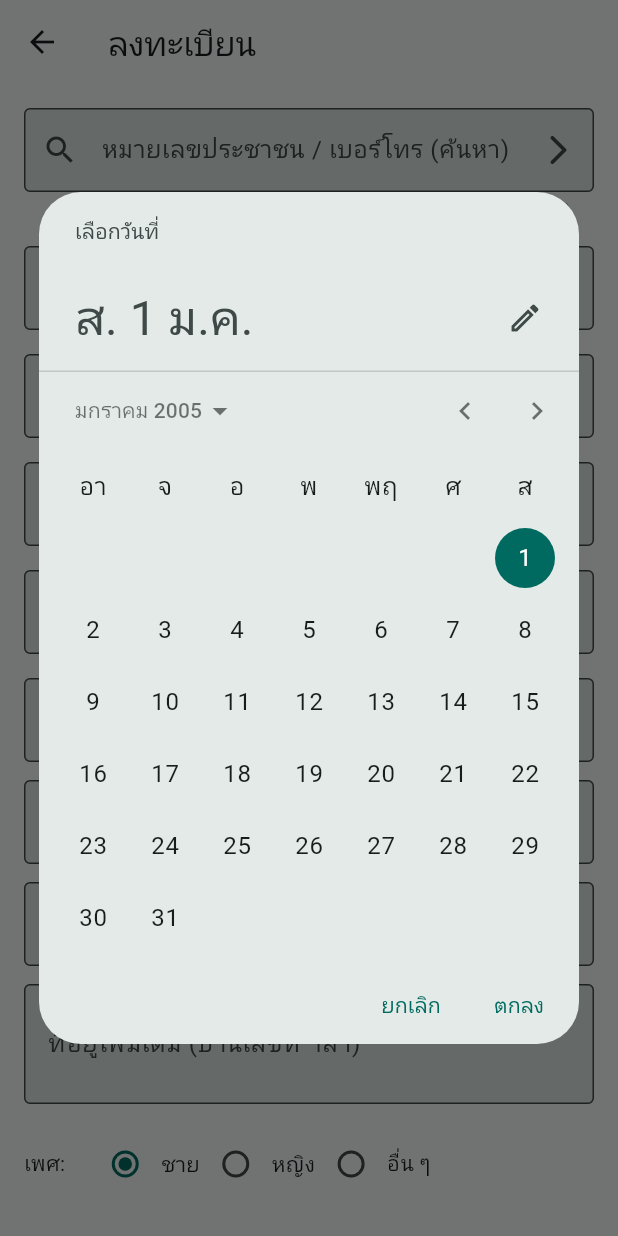
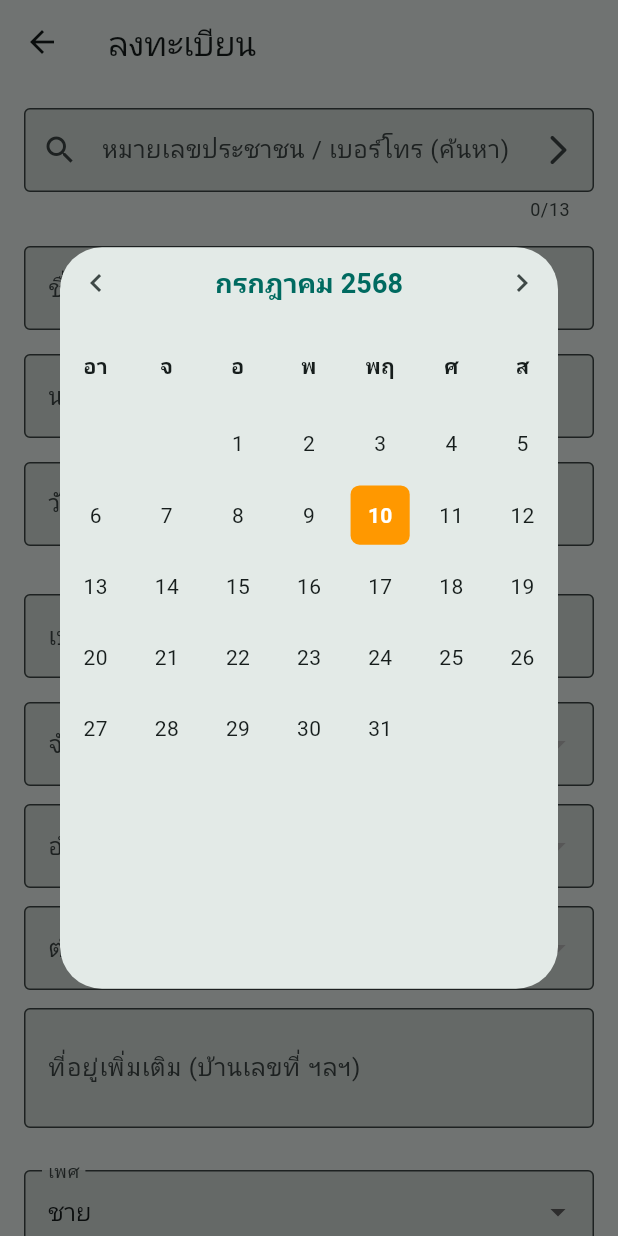
Before and after one commit to noraphat/Baan-petchbumpen-register, a Flutter app: the ManualForm screen opened directly, after a tap on "วันเดือนปีเกิด (พ.ศ.)", on a phone screen of 412 x 824 dp. Run offline on Flutter 3.47's test engine with Material 3 defaults, Android fonts, the phone set to English and light mode, and no system bars; our stand-ins replace sqflite; missing offline and left inert: mobile_scanner, sunmi_printer_plus, thai_idcard_reader_flutter; accounts and stored records are empty.

Commit message:
add new buddhist calendar

```diff
--- a/lib/screen/registration/capture_form.dart
+++ b/lib/screen/registration/capture_form.dart
@@ -1,6 +1,5 @@
 import 'package:flutter/material.dart';
 import 'package:flutter/services.dart';
-import 'dart:typed_data';
 import 'package:thai_idcard_reader_flutter/thai_idcard_reader_flutter.dart';
 import 'package:intl/intl.dart';
 
--- a/lib/screen/registration/manual_form.dart
+++ b/lib/screen/registration/manual_form.dart
@@ -4,6 +4,7 @@ import '../../models/reg_data.dart';
 import '../../services/db_helper.dart';
 import '../../services/printer_service.dart';
 import '../../services/address_service.dart';
+import '../../widgets/buddhist_calendar_picker.dart';
 
 class ManualForm extends StatefulWidget {
   const ManualForm({super.key});
@@ -23,10 +24,13 @@ class _ManualFormState extends State<ManualForm> {
   int? _selProvId, _selDistId, _selSubId;
 
   String _gender = 'ชาย';
+  final List<String> _genders = ['พระ', 'สามเณร', 'แม่ชี', 'ชาย', 'หญิง', 'อื่นๆ'];
   bool _found = false;
   bool _loaded = false;
   final _formKey = GlobalKey<FormState>();
   final _firstFocus = FocusNode();
+
+  DateTime? _selectedDob;
 
   @override
   void initState() {
@@ -50,6 +54,7 @@ class _ManualFormState extends State<ManualForm> {
         addrCtrl.clear();
         _gender = 'ชาย';
         _selProvId = _selDistId = _selSubId = null;
+        _selectedDob = null;
       });
       FocusScope.of(context).requestFocus(_firstFocus);
     } else {
@@ -59,6 +64,7 @@ class _ManualFormState extends State<ManualForm> {
         firstCtrl.text = old.first;
         lastCtrl.text = old.last;
         dobCtrl.text = old.dob;
+        _selectedDob = DateFormat('d MMMM yyyy', 'th_TH').parse(old.dob.replaceAll(RegExp(r'[\u0E00-\u0E7F\s]+'), ''));
         phoneCtrl.text = old.phone;
 
         final prov = AddressService().provinces.firstWhere(
@@ -110,10 +116,42 @@ class _ManualFormState extends State<ManualForm> {
               const SizedBox(height: 16),
               _buildField(label: 'ชื่อ', controller: firstCtrl, enabled: !_found, mandatory: true, focus: _firstFocus),
               _buildField(label: 'นามสกุล', controller: lastCtrl, enabled: !_found, mandatory: true),
-              GestureDetector(
-                onTap: _found ? null : _pickDate,
-                child: AbsorbPointer(
-                  child: _buildField(label: 'วันเดือนปีเกิด (พ.ศ.)', controller: dobCtrl, enabled: !_found, mandatory: true),
+              Padding(
+                padding: const EdgeInsets.only(bottom: 16),
+                child: GestureDetector(
+                  onTap: _found
+                      ? null
+                      : () async {
+                          await showDialog(
+                            context: context,
+                            builder: (_) => Dialog(
+                              child: SizedBox(
+                                width: MediaQuery.of(context).size.width * 0.9,
+                                height: MediaQuery.of(context).size.height * 0.6,
+                                child: BuddhistCalendarPicker(
+                                  initialDate: _selectedDob,
+                                  onDateSelected: (date) {
+                                    setState(() {
+                                      _selectedDob = date;
+                                      dobCtrl.text = '${date.day} '
+                                        '${DateFormat.MMMM('th_TH').format(date)} '
+                                        '${date.year + 543}';
+                                    });
+                                    Navigator.pop(context);
+                                  },
+                                ),
+                              ),
+                            ),
+                          );
+                        },
+                  child: AbsorbPointer(
+                    child: _buildField(
+                      label: 'วันเดือนปีเกิด (พ.ศ.)',
+                      controller: dobCtrl,
+                      enabled: !_found,
+                      mandatory: true,
+                    ),
+                  ),
                 ),
               ),
               _buildField(label: 'เบอร์โทรศัพท์', controller: phoneCtrl, enabled: !_found, keyboard: TextInputType.phone),
@@ -160,19 +198,24 @@ class _ManualFormState extends State<ManualForm> {
               ),
               const SizedBox(height: 12),
               _buildField(label: 'ที่อยู่เพิ่มเติม (บ้านเลขที่ ฯลฯ)', controller: addrCtrl, lines: 2, enabled: !_found),
-              Row(children: [
-                const Text('เพศ:'),
-                const SizedBox(width: 16),
-                for (final g in ['ชาย', 'หญิง', 'อื่น ๆ'])
-                  Row(children: [
-                    Radio<String>(
-                      value: g,
-                      groupValue: _gender,
-                      onChanged: _found ? null : (v) => setState(() => _gender = v!),
-                    ),
-                    Text(g),
-                  ])
-              ]),
+              const SizedBox(height: 12),
+              Padding(
+                padding: const EdgeInsets.only(bottom: 16),
+                child: DropdownButtonFormField<String>(
+                  value: _gender,
+                  decoration: const InputDecoration(
+                    labelText: 'เพศ',
+                    border: OutlineInputBorder(),
+                  ),
+                  items: _genders
+                      .map((g) => DropdownMenuItem(
+                            value: g,
+                            child: Text(g),
+                          ))
+                      .toList(),
+                  onChanged: _found ? null : (v) => setState(() => _gender = v!),
+                ),
+              ),
               const SizedBox(height: 24),
               SizedBox(
                 width: double.infinity,
@@ -214,50 +257,30 @@ class _ManualFormState extends State<ManualForm> {
         ),
       );
 
-  Future<void> _pickDate() async {
-    final now = DateTime.now();
-    final d = await showDatePicker(
-      context: context,
-      locale: const Locale('th', 'TH'),
-      initialDate: DateTime(now.year - 20),
-      firstDate: DateTime(now.year - 100),
-      lastDate: now,
-    );
-    if (d != null) {
-      final buddhist = d.year + 543;
-      dobCtrl.text = DateFormat('dd/MM/').format(d) + buddhist.toString();
-      setState(() {});
+  Future<void> _onSave() async {
+    if (!_formKey.currentState!.validate()) return;
+    if (_selectedDob == null) {
+      ScaffoldMessenger.of(context).showSnackBar(const SnackBar(content: Text('กรุณาเลือกวันเกิด')));
+      return;
     }
-  }
+    if (_selProvId == null || _selDistId == null || _selSubId == null) {
+      ScaffoldMessenger.of(context).showSnackBar(
+        const SnackBar(content: Text('กรุณาเลือก จังหวัด / อำเภอ / ตำบล')));
+      return;
+    }
 
-  Future<void> _onSave() async {
     final data = RegData(
       id: searchCtrl.text.trim(),
       first: firstCtrl.text.trim(),
       last: lastCtrl.text.trim(),
       dob: dobCtrl.text,
       phone: phoneCtrl.text.trim(),
-      addr: _selProvId == null || _selDistId == null || _selSubId == null
-          ? ''
-          : '${AddressService().provinces.firstWhere((p) => p.id == _selProvId!).nameTh}, '
+      addr: '${AddressService().provinces.firstWhere((p) => p.id == _selProvId!).nameTh}, '
             '${AddressService().districts.firstWhere((d) => d.id == _selDistId!).nameTh}, '
             '${AddressService().subs.firstWhere((s) => s.id == _selSubId!).nameTh}, '
             '${addrCtrl.text.trim()}',
       gender: _gender,
     );
-
-    if (_found) {
-      await PrinterService().printReceipt(data);
-      if (mounted) Navigator.pop(context);
-      return;
-    }
-
-    if (!_formKey.currentState!.validate()) return;
-    if (_selProvId == null || _selDistId == null || _selSubId == null) {
-      ScaffoldMessenger.of(context).showSnackBar(
-        const SnackBar(content: Text('กรุณาเลือก จังหวัด / อำเภอ / ตำบล')));
-      return;
-    }
 
     await DbHelper().insert(data);
     await PrinterService().printReceipt(data);
--- /dev/null
+++ b/lib/widgets/buddhist_calendar_picker.dart
@@ -0,0 +1,177 @@
+import 'package:flutter/material.dart';
+import 'package:intl/intl.dart';
+
+class BuddhistCalendarPicker extends StatefulWidget {
+  final DateTime? initialDate;
+  final ValueChanged<DateTime> onDateSelected;
+
+  const BuddhistCalendarPicker({
+    super.key,
+    this.initialDate,
+    required this.onDateSelected,
+  });
+
+  @override
+  State<BuddhistCalendarPicker> createState() => _BuddhistCalendarPickerState();
+}
+
+class _BuddhistCalendarPickerState extends State<BuddhistCalendarPicker> {
+  late DateTime _selectedDate;
+  late DateTime _displayedMonth;
+
+  @override
+  void initState() {
+    super.initState();
+    _selectedDate = widget.initialDate ?? DateTime.now();
+    _displayedMonth = DateTime(_selectedDate.year, _selectedDate.month);
+  }
+
+  void _goToNextMonth() {
+    setState(() {
+      _displayedMonth = DateTime(_displayedMonth.year, _displayedMonth.month + 1);
+    });
+  }
+
+  void _goToPreviousMonth() {
+    setState(() {
+      _displayedMonth = DateTime(_displayedMonth.year, _displayedMonth.month - 1);
+    });
+  }
+
+  Future<void> _selectYear() async {
+    final firstYear = 1925;
+    final lastYear = DateTime.now().year - 6;
+    final targetYear = 2530 - 543; // 2530 พ.ศ. = 1987 ค.ศ.
+    final itemHeight = 56.0; // ความสูงของ ListTile โดยประมาณ
+
+    final initialIndex = targetYear - firstYear;
+    final initialOffset = initialIndex * itemHeight;
+
+    final scrollController = ScrollController(initialScrollOffset: initialOffset);
+
+    final picked = await showDialog<int>(
+      context: context,
+      builder: (context) {
+        return AlertDialog(
+          title: const Text('เลือกปี พ.ศ.'),
+          content: SizedBox(
+            width: 300,
+            height: 400,
+            child: ListView.builder(
+              controller: scrollController,
+              itemCount: lastYear - firstYear + 1,
+              itemBuilder: (context, index) {
+                final year = firstYear + index;
+                final yearBE = year + 543;
+                return ListTile(
+                  title: Center(child: Text('$yearBE')),
+                  onTap: () => Navigator.of(context).pop(year),
+                  selected: year == _displayedMonth.year,
+                  selectedTileColor: Colors.orange[100],
+                );
+              },
+            ),
+          ),
+        );
+      },
+    );
+
+    if (picked != null) {
+      setState(() {
+        _displayedMonth = DateTime(picked, 1);
+      });
+    }
+  }
+
+  List<Widget> _buildDayLabels() {
+    const days = ['อา', 'จ', 'อ', 'พ', 'พฤ', 'ศ', 'ส'];
+    return days
+        .map((d) => Center(child: Text(d, style: const TextStyle(fontWeight: FontWeight.bold))))
+        .toList();
+  }
+
+  List<Widget> _buildDayGrid() {
+    final firstDayOfMonth = DateTime(_displayedMonth.year, _displayedMonth.month, 1);
+    final firstWeekday = firstDayOfMonth.weekday % 7;
+    final daysInMonth = DateTime(_displayedMonth.year, _displayedMonth.month + 1, 0).day;
+
+    List<Widget> dayWidgets = [];
+
+    for (int i = 0; i < firstWeekday; i++) {
+      dayWidgets.add(const SizedBox());
+    }
+
+    for (int day = 1; day <= daysInMonth; day++) {
+      final thisDate = DateTime(_displayedMonth.year, _displayedMonth.month, day);
+      final isSelected = thisDate.year == _selectedDate.year &&
+          thisDate.month == _selectedDate.month &&
+          thisDate.day == _selectedDate.day;
+
+      dayWidgets.add(GestureDetector(
+        onTap: () {
+          setState(() {
+            _selectedDate = thisDate;
+          });
+          // Call after build to avoid layout timing issues
+          WidgetsBinding.instance.addPostFrameCallback((_) {
+            widget.onDateSelected(thisDate);
+          });
+        },
+        child: Container(
+          margin: const EdgeInsets.all(4),
+          decoration: BoxDecoration(
+            color: isSelected ? Colors.orange : null,
+            borderRadius: BorderRadius.circular(6),
+          ),
+          alignment: Alignment.center,
+          child: Text(
+            '$day',
+            style: TextStyle(
+              color: isSelected ? Colors.white : null,
+              fontWeight: isSelected ? FontWeight.bold : FontWeight.normal,
+            ),
+          ),
+        ),
+      ));
+    }
+
+    return dayWidgets;
+  }
+
+  @override
+  Widget build(BuildContext context) {
+    final yearBE = _displayedMonth.year + 543;
+    final thaiMonth = DateFormat.MMMM('th_TH').format(_displayedMonth);
+
+    return Column(
+      crossAxisAlignment: CrossAxisAlignment.center,
+      children: [
+        Row(
+          mainAxisAlignment: MainAxisAlignment.spaceBetween,
+          children: [
+            IconButton(onPressed: _goToPreviousMonth, icon: const Icon(Icons.chevron_left)),
+            TextButton(
+              onPressed: _selectYear,
+              child: Text('$thaiMonth $yearBE', style: const TextStyle(fontSize: 18, fontWeight: FontWeight.bold)),
+            ),
+            IconButton(onPressed: _goToNextMonth, icon: const Icon(Icons.chevron_right)),
+          ],
+        ),
+        const SizedBox(height: 8),
+        GridView.count(
+          crossAxisCount: 7,
+          shrinkWrap: true,
+          physics: const NeverScrollableScrollPhysics(),
+          children: _buildDayLabels(),
+        ),
+        const SizedBox(height: 4),
+        GridView.count(
+          crossAxisCount: 7,
+          shrinkWrap: true,
+          physics: const NeverScrollableScrollPhysics(),
+          children: _buildDayGrid(),
+        ),
+      ],
+    );
+  }
+}
--- a/pubspec.yaml
+++ b/pubspec.yaml
@@ -42,6 +42,9 @@ dependencies:
   sqflite: ^2.3.2+1
   path_provider: ^2.1.2
   thai_idcard_reader_flutter: ^0.0.7
+  path: ^1.8.0
+  intl: ^0.20.2
+
 
 
 dev_dependencies:
```
Also changed, not shown: pubspec.lock, 7 other files.
